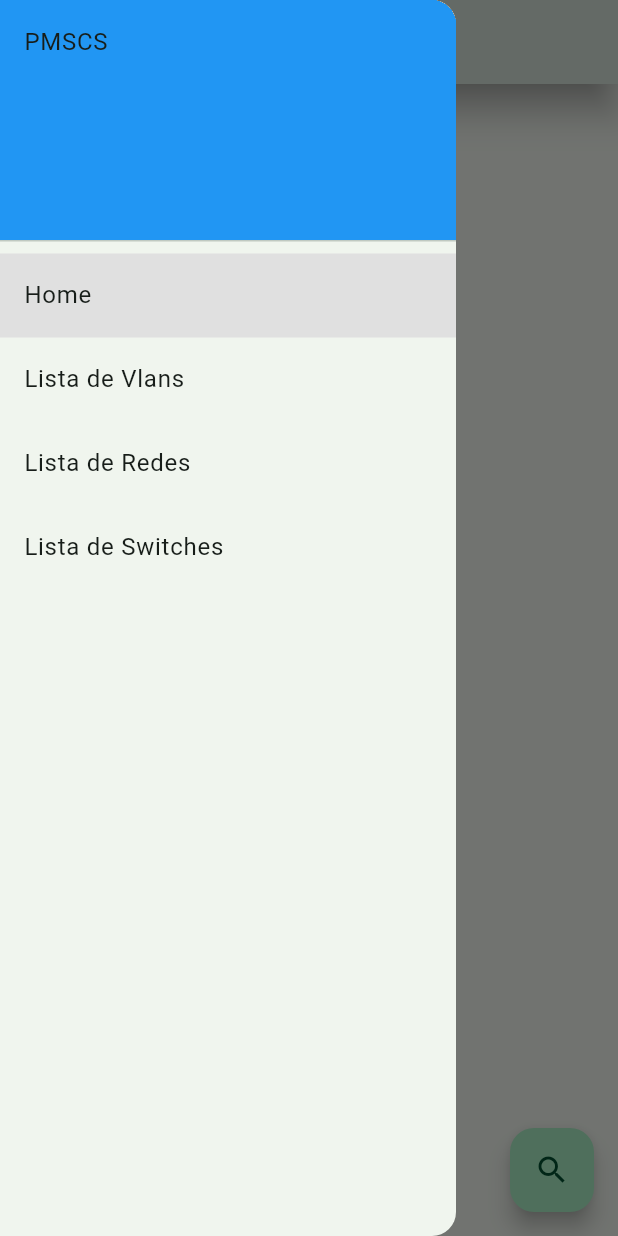
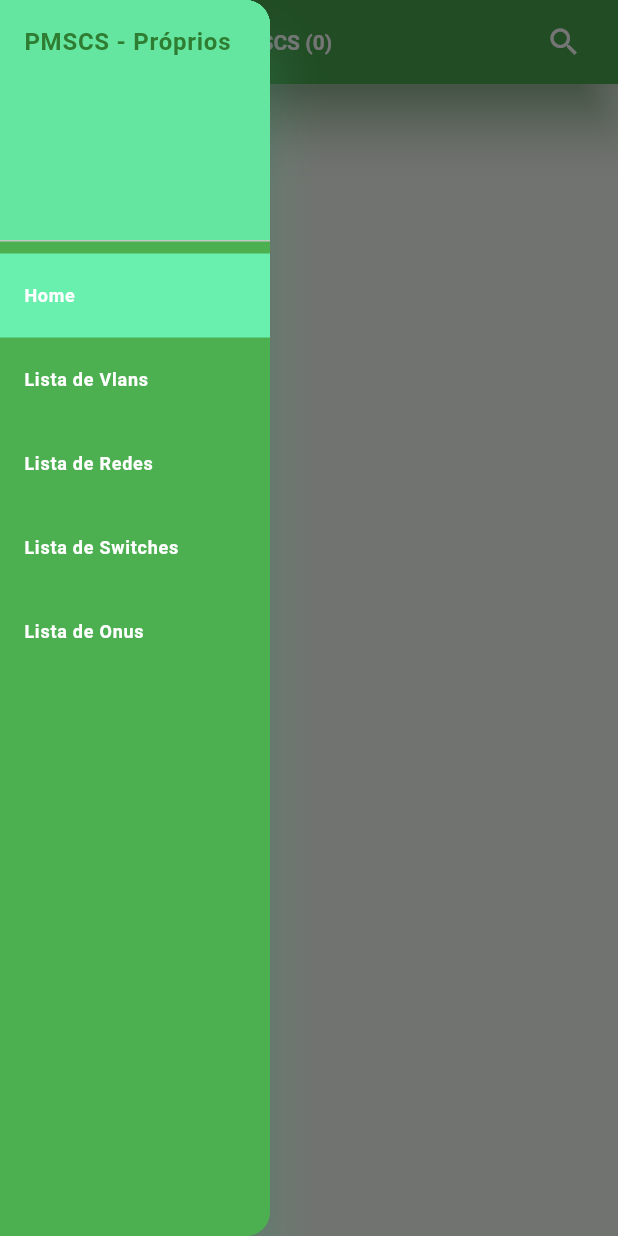
Before and after one commit to pliniogim/getx_proprios, a Flutter app: the screen it shows after launch, with the side drawer open, on a phone screen of 412 x 824 dp. Run offline on Flutter 3.47's test engine with Material 3 defaults, Android fonts, the phone set to English and light mode, and no system bars; our stand-ins replace get, sqflite_common_ffi; missing offline and left inert: bitsdojo_window; accounts and stored records are empty.

Commit message:
Initial13-FloatingButton+appbar search

```diff
--- a/lib/home/home_page.dart
+++ b/lib/home/home_page.dart
@@ -86,21 +86,24 @@ class HomePage extends GetView<HomePageController> {
           );
         },
       ),
-      floatingActionButton: FloatingActionButton(
-        tooltip: 'Search...',
-        onPressed: () async {
-          await Future.delayed(const Duration(milliseconds: 500));
-          Get.to(
-            () => SearchPage(
-              unidades: unidades,
-            ),
-          );
-          // Get.to(SearchPage());
-        },
-        child: Icon(
-          Icons.search,
-        ),
-      ),
+      // floatingActionButton: FloatingActionButton(
+      //   backgroundColor: Colors.lightGreenAccent,
+      //   tooltip: 'Search...',
+      //   onPressed: () async {
+      //     await Future.delayed(const Duration(milliseconds: 500));
+      //     Get.to(
+      //       () => SearchPage(
+      //         unidades: unidades,
+      //       ),
+      //     );
+      //     // Get.to(SearchPage());
+      //   },
+      //   child: Icon(
+      //     Icons.search,
+      //     color: Colors.green,
+      //   ),
+      // ),
+      // floatingActionButtonLocation: FloatingActionButtonLocation.centerFloat,
     );
   }
 }
--- a/lib/home/widgets/custom_appbar.dart
+++ b/lib/home/widgets/custom_appbar.dart
@@ -1,38 +1,42 @@
 import 'package:flutter/material.dart';
 import 'package:get/get.dart';
-import 'package:proprios/onus/onus_page.dart';
-import 'package:proprios/redes/rede_dados.dart';
-import 'package:proprios/switches/switches_page.dart';
-import 'package:proprios/vlan/vlan_page.dart';
+import 'package:proprios/search/search_page.dart';
+// import 'package:proprios/onus/onus_page.dart';
+// import 'package:proprios/redes/rede_dados.dart';
+// import 'package:proprios/switches/switches_page.dart';
+// import 'package:proprios/vlan/vlan_page.dart';
 
 customAppBar(List<Map<String, dynamic>> unidades) {
   return AppBar(
-    elevation: 10.0,
-    shadowColor: Colors.grey,
+    iconTheme: IconThemeData(color: Colors.white),
+    backgroundColor: Colors.green,
+    elevation: 15.0,
+    shadowColor: Colors.green,
     title: Text(
       'PRÓPRIOS - PMSCS (${unidades.length})',
       style: TextStyle(
         fontSize: 14.0,
         fontWeight: FontWeight.bold,
-        color: Color.fromRGBO(255, 103, 231, 1),
+        color: Colors.white,
       ),
     ),
-    // actions: <Widget>[
-    //   Padding(
-    //     padding: const EdgeInsets.only(right: 12.0),
-    //     child: IconButton(
-    //       icon: const Icon(Icons.alt_route),
-    //       tooltip: 'Vlan list page',
-    //       onPressed: () async {
-    //         await Future.delayed(const Duration(milliseconds: 500));
-    //         Get.to(
-    //           () => VlanPage(
-    //             unidades: unidades,
-    //           ),
-    //         );
-    //       },
-    //     ),
-    //   ),
+    actions: <Widget>[
+      Padding(
+        padding: const EdgeInsets.only(right: 12.0),
+        child: IconButton(
+          icon: const Icon(Icons.search),
+          tooltip: 'Search Page',
+          onPressed: () async {
+            await Future.delayed(const Duration(milliseconds: 500));
+            Get.to(
+              () => SearchPage(
+                unidades: unidades,
+              ),
+            );
+          },
+        ),
+      ),
+    ],
     //   Padding(
     //     padding: const EdgeInsets.only(right: 12.0),
     //     child: IconButton(
--- a/lib/home/widgets/custom_drawer.dart
+++ b/lib/home/widgets/custom_drawer.dart
@@ -11,50 +11,109 @@ class CustomDrawer extends StatelessWidget {
 
   @override
   Widget build(BuildContext context) {
-    return Drawer(
+    return SizedBox(
+      width: 180,
+      child: Drawer(
+        elevation: 15.0,
+        shadowColor: Colors.greenAccent,
+        backgroundColor: Colors.green,
         child: ListView(
           padding: EdgeInsets.zero,
           children: <Widget>[
             DrawerHeader(
               decoration: BoxDecoration(
-              color: Colors.blue,
+                color: Colors.greenAccent.withOpacity(0.85),
               ),
-            child: Text('PMSCS'),
+              child: Text(
+                'PMSCS - Próprios',
+                style: TextStyle(
+                  fontWeight: FontWeight.bold,
+                  color: Colors.green[800],
+                ),
+              ),
             ),
             ListTile(
-            title: Text('Home'),
-            tileColor: Get.currentRoute == '/home' ? Colors.grey[300] : null,
+              title: Text(
+                'Home',
+                style: TextStyle(
+                  fontSize: 12.0,
+                  fontWeight: FontWeight.bold,
+                  color: Colors.white,
+                ),
+              ),
+              tileColor:
+                  Get.currentRoute == '/home' ? Colors.greenAccent : null,
               onTap: () {
                 Get.back();
                 Get.offAllNamed('/home');
               },
             ),
             ListTile(
-            title: Text('Lista de Vlans'),
-            tileColor: Get.currentRoute == '/vlans' ? Colors.grey[300] : null,
+              title: Text(
+                'Lista de Vlans',
+                style: TextStyle(
+                  fontSize: 12.0,
+                  fontWeight: FontWeight.bold,
+                  color: Colors.white,
+                ),
+              ),
+              tileColor:
+                  Get.currentRoute == '/vlans' ? Colors.greenAccent : null,
               onTap: () {
                 Get.back();
                 Get.offAllNamed('/vlans');
               },
             ),
             ListTile(
-            title: Text('Lista de Redes'),
-            tileColor: Get.currentRoute == '/redes' ? Colors.grey[300] : null,
+              title: Text(
+                'Lista de Redes',
+                style: TextStyle(
+                  fontSize: 12.0,
+                  fontWeight: FontWeight.bold,
+                  color: Colors.white,
+                ),
+              ),
+              tileColor:
+                  Get.currentRoute == '/redes' ? Colors.greenAccent : null,
               onTap: () {
                 Get.back();
                 Get.offAllNamed('/redes');
               },
             ),
             ListTile(
-            title: Text('Lista de Switches'),
+              title: Text(
+                'Lista de Switches',
+                style: TextStyle(
+                  fontSize: 12.0,
+                  fontWeight: FontWeight.bold,
+                  color: Colors.white,
+                ),
+              ),
               tileColor:
-                Get.currentRoute == '/switches' ? Colors.grey[300] : null,
+                  Get.currentRoute == '/switches' ? Colors.greenAccent : null,
               onTap: () {
                 Get.back();
                 Get.toNamed('/switches');
               },
             ),
+            ListTile(
+              title: Text(
+                'Lista de Onus',
+                style: TextStyle(
+                  fontSize: 12.0,
+                  fontWeight: FontWeight.bold,
+                  color: Colors.white,
+                ),
+              ),
+              tileColor:
+                  Get.currentRoute == '/onus' ? Colors.greenAccent : null,
+              onTap: () {
+                Get.back();
+                Get.toNamed('/onus');
+              },
+            ),
           ],
+        ),
       ),
     );
   }
--- a/lib/main.dart
+++ b/lib/main.dart
@@ -5,6 +5,7 @@ import 'package:path_provider/path_provider.dart';
 import 'package:flutter/material.dart';
 import 'package:get/get.dart';
 import 'package:proprios/home/home_page.dart';
+import 'package:proprios/onus/onus_page.dart';
 import 'package:proprios/redes/rede_dados.dart';
 import 'package:proprios/switches/switches_page.dart';
 import 'package:proprios/vlan/vlan_page.dart';
@@ -77,6 +78,11 @@ class MyApp extends StatelessWidget {
           page: () => SwitchesPage(unidades: unidades),
           // binding: HomeBinding(),
         ),
+        GetPage(
+          name: '/onus',
+          page: () => OnusPage(unidades: unidades),
+          // binding: HomeBinding(),
+        ),
       ],
       debugShowCheckedModeBanner: false,
       title: 'Próprios',
--- a/lib/onus/onus_page.dart
+++ b/lib/onus/onus_page.dart
@@ -2,6 +2,27 @@ import 'package:flutter/material.dart';
 import 'package:get/get.dart';
 import 'package:proprios/detail/detail_page.dart';
 import 'package:proprios/home/widgets/custom_appbar.dart';
+import 'package:proprios/home/widgets/custom_drawer.dart';
+import 'package:proprios/search/search_page.dart';
+
+class OnusPageBinding extends Bindings {
+  @override
+  void dependencies() {
+    Get.put(OnusController(), permanent: true);
+  }
+}
+
+class OnusPageController extends GetxController {
+  @override
+  void onInit() {
+    super.onInit();
+  }
+
+  @override
+  void onReady() {
+    super.onReady();
+  }
+}
 
 class OnusController extends GetxController {
   late List<Map<String, dynamic>> mutableList;
@@ -62,7 +83,7 @@ class OnusController extends GetxController {
   }
 }
 
-class OnusPage extends StatelessWidget {
+class OnusPage extends GetView<OnusPageController> {
   final List<Map<String, dynamic>> unidades;
   const OnusPage({
     super.key,
@@ -71,9 +92,11 @@ class OnusPage extends StatelessWidget {
 
   @override
   Widget build(BuildContext context) {
+    final MyController mycontroller = Get.put(MyController());
     final scontroller = Get.put(OnusController());
     scontroller.updateList(unidades);
     return Scaffold(
+      drawer: CustomDrawer(unidades: unidades),
       appBar: customAppBar(unidades),
       body: GridView.builder(
         gridDelegate: const SliverGridDelegateWithMaxCrossAxisExtent(
--- a/lib/redes/rede_dados.dart
+++ b/lib/redes/rede_dados.dart
@@ -4,6 +4,7 @@ import 'package:get/get.dart';
 import 'package:proprios/detail/detail_page.dart';
 import 'package:proprios/home/widgets/custom_appbar.dart';
 import 'package:proprios/home/widgets/custom_drawer.dart';
+import 'package:proprios/search/search_page.dart';
 
 class RedeDadosController extends GetxController {
   late List<Map<String, dynamic>> mutableList;
@@ -65,6 +66,7 @@ class RedeDados extends StatelessWidget {
 
   @override
   Widget build(BuildContext context) {
+    final MyController mycontroller = Get.put(MyController());
     final rcontroller = Get.put(RedeDadosController());
     rcontroller.updateList(unidades);
 
--- a/lib/search/search_page.dart
+++ b/lib/search/search_page.dart
@@ -81,6 +81,7 @@ class SearchPage extends StatelessWidget {
     return Scaffold(
       appBar: AppBar(
         title: TextField(
+          autofocus: true,
           onChanged: (value) => controller.searchText.value = value,
           decoration: InputDecoration(hintText: 'Pesquisar'),
         ),
--- a/lib/switches/switches_page.dart
+++ b/lib/switches/switches_page.dart
@@ -3,6 +3,7 @@ import 'package:get/get.dart';
 import 'package:proprios/detail/detail_page.dart';
 import 'package:proprios/home/widgets/custom_appbar.dart';
 import 'package:proprios/home/widgets/custom_drawer.dart';
+import 'package:proprios/search/search_page.dart';
 
 class SwitchesPageBinding extends Bindings {
   @override
@@ -82,6 +83,7 @@ class SwitchesPage extends GetView<SwitchesPageController> {
 
   @override
   Widget build(BuildContext context) {
+    final MyController mycontroller = Get.put(MyController());
     final scontroller = Get.put(SwitchesController());
     scontroller.updateList(unidades);
     return Scaffold(
--- a/lib/vlan/vlan_page.dart
+++ b/lib/vlan/vlan_page.dart
@@ -4,6 +4,7 @@ import 'package:proprios/detail/detail_page.dart';
 
 import 'package:proprios/home/widgets/custom_appbar.dart';
 import 'package:proprios/home/widgets/custom_drawer.dart';
+import 'package:proprios/search/search_page.dart';
 
 class VlanController extends GetxController {
   late List<Map<String, dynamic>> mutableList;
@@ -27,6 +28,7 @@ class VlanPage extends StatelessWidget {
 
   @override
   Widget build(BuildContext context) {
+    final MyController mycontroller = Get.put(MyController());
     final vcontroller = Get.put(VlanController());
 
     vcontroller.updateList(unidades);
```
Lines whose indentation alone changed are shown as unchanged.
